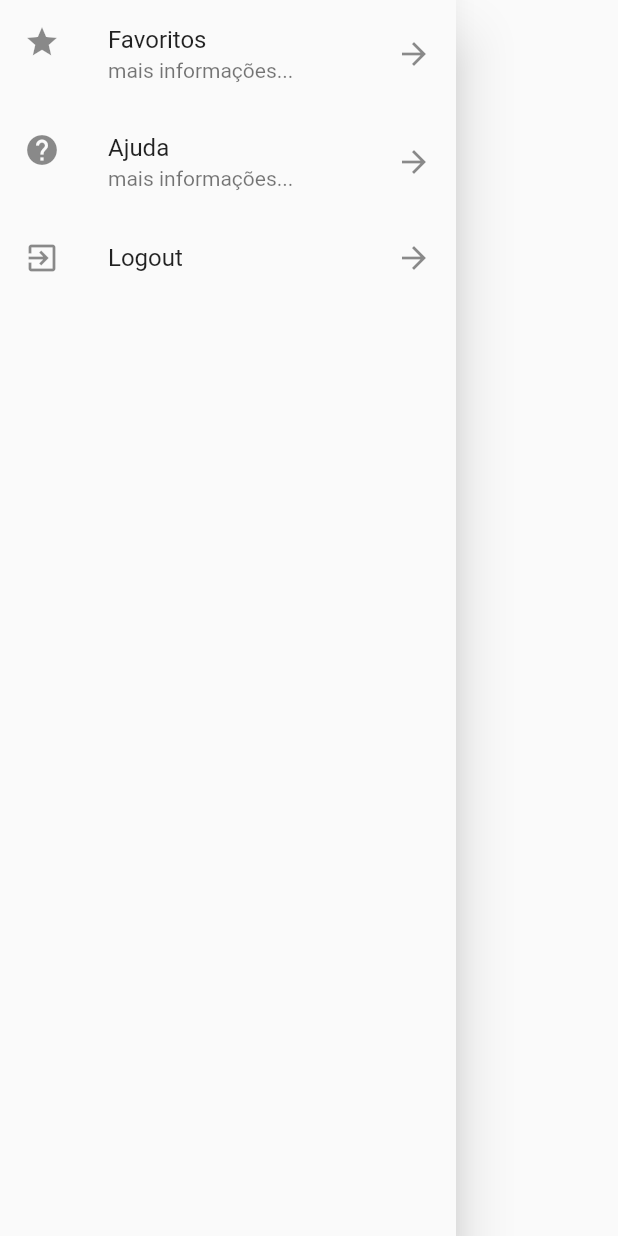
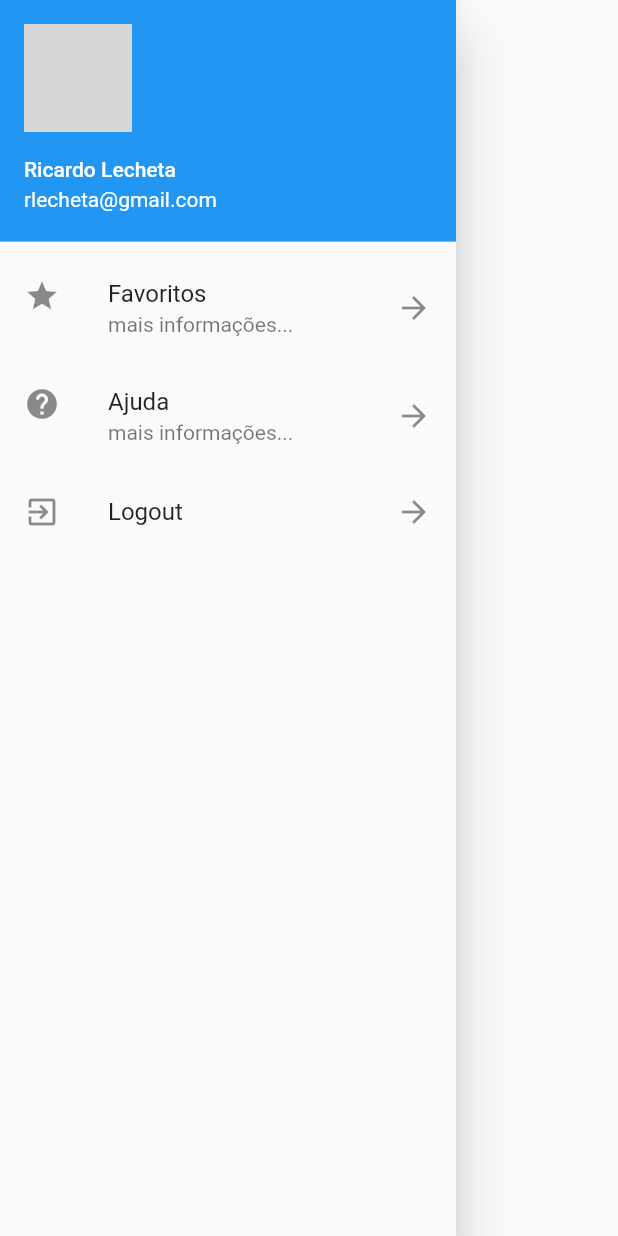
Before and after one commit to wagnerluzdevops/flutter_estudo, a Flutter app: the DrawerList widget shown alone on an empty page, opened directly, on a phone screen of 412 x 824 dp. Run offline on Flutter 3.47's test engine with Material 2 defaults, Android fonts, the phone set to English and light mode, and no system bars; our stand-ins replace fluttertoast; network calls fail; grey boxes are pictures that could not be loaded.

Commit message:
Lição 73

```diff
--- a/flutter_hello/lib/drawer_list.dart
+++ b/flutter_hello/lib/drawer_list.dart
@@ -1,4 +1,3 @@
-
 import 'package:flutter/material.dart';
 
 class DrawerList extends StatelessWidget {
@@ -7,13 +6,21 @@ class DrawerList extends StatelessWidget {
     return Drawer(
       child: ListView(
         children: <Widget>[
+          UserAccountsDrawerHeader(
+            accountName: Text("Ricardo Lecheta"),
+            accountEmail: Text("rlecheta@gmail.com"),
+            currentAccountPicture: CircleAvatar(
+              backgroundImage: NetworkImage(
+                  "https://encrypted-tbn0.gstatic.com/images?q=tbn:ANd9GcQqP85ZnOcRSCX3nlYdkCvSxhSuZs0bLt1He8EvGr5ne8c7mTqW"),
+            ),
+          ),
           ListTile(
             leading: Icon(Icons.star),
             title: Text("Favoritos"),
             subtitle: Text("mais informações..."),
             trailing: Icon(Icons.arrow_forward),
             onTap: () {
-              print("Favoritos");
+              print("Item 1");
               Navigator.pop(context);
             },
           ),
@@ -23,7 +30,7 @@ class DrawerList extends StatelessWidget {
             subtitle: Text("mais informações..."),
             trailing: Icon(Icons.arrow_forward),
             onTap: () {
-              print("Ajuda");
+              print("Item 1");
               Navigator.pop(context);
             },
           ),
@@ -32,7 +39,7 @@ class DrawerList extends StatelessWidget {
             title: Text("Logout"),
             trailing: Icon(Icons.arrow_forward),
             onTap: () {
-              print("Logout");
+              print("Item 1");
               Navigator.pop(context);
             },
           )
```
